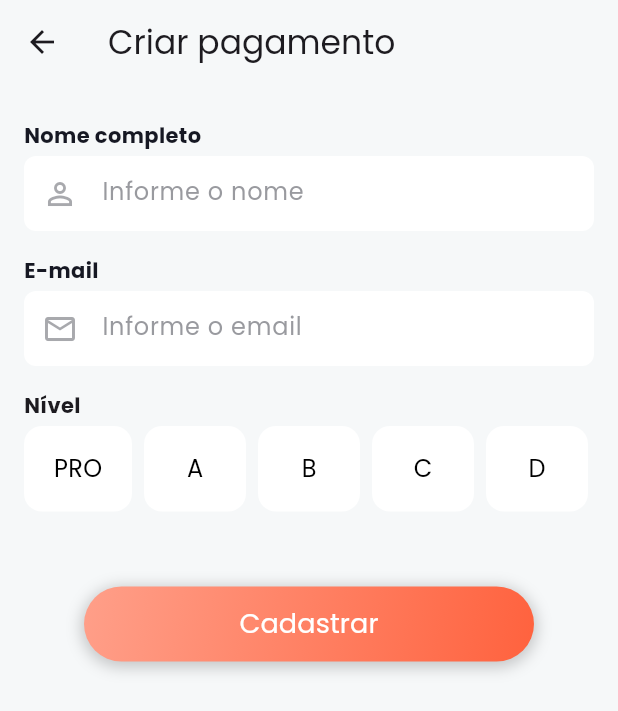
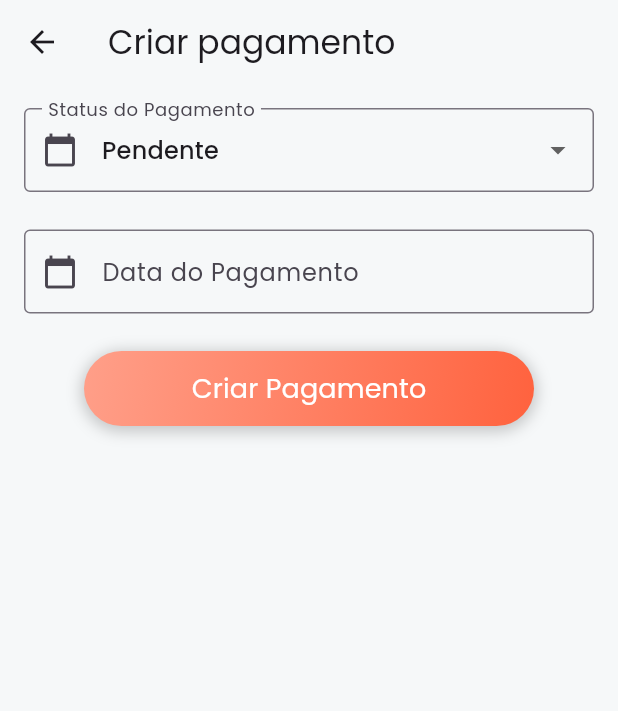
Before and after one commit to LuizAbudi/beach-tennis-student-manager-frontend, a Flutter app: the UserItemDetailsView screen opened directly with empty values, after a tap on "Pagamento", on a phone screen of 412 x 824 dp. Shown: the top 711 px of the screen. Run offline on Flutter 3.47's test engine with Material 3 defaults, Android fonts, the phone set to English and light mode, and no system bars; our stand-ins replace flutter_dotenv, google_fonts, jwt_decoder, localstorage; accounts and stored records are empty; generated files the repository leaves out were written again; network calls fail.

Commit message:
criação de pagamentos feita

```diff
--- a/lib/src/controllers/user_controller.dart
+++ b/lib/src/controllers/user_controller.dart
@@ -77,7 +77,6 @@ class UserController implements IUserController {
       final responseData = jsonDecode(response.body);
 
       final token = responseData['access_token'];
-
       return token;
     } else {
       final responseData = jsonDecode(response.body);
--- a/lib/src/payment/payment_form.dart
+++ b/lib/src/payment/payment_form.dart
@@ -2,119 +2,123 @@ import 'package:flutter/material.dart';
 import 'package:flutter/services.dart';
 import 'package:jwt_decoder/jwt_decoder.dart';
 import 'package:localstorage/localstorage.dart';
-import 'package:mobile/src/controllers/user_controller.dart';
 import 'package:mobile/src/models/user_model.dart';
 import 'package:mobile/src/pages/home.dart';
 import 'package:mobile/src/services/http_client.dart';
-import 'package:mobile/src/stores/user_stores.dart';
 import 'package:mobile/src/widgets/custom_button.dart';
 import 'package:mobile/src/widgets/custom_input.dart';
 import 'package:mobile/src/widgets/custom_text.dart';
 import 'package:mobile/src/widgets/level_selector.dart';
 
+import '../controllers/payment_controller.dart';
+import '../stores/payment_stores.dart';
+
 class PaymentForm extends StatefulWidget {
   final int? studentId;
 
-  const PaymentForm({super.key, this.studentId});
+  const PaymentForm({super.key, required this.studentId});
 
   @override
   State<PaymentForm> createState() => _PaymentFormState();
 }
 
 class _PaymentFormState extends State<PaymentForm> {
-  final UserStore store = UserStore(
-    controller: UserController(
+  final PaymentStore paymentStore = PaymentStore(
+    controller: PaymentController(
       client: HttpClient(),
     ),
   );
 
-  late TextEditingController emailController;
-  late TextEditingController nameController;
-  late TextEditingController levelController;
+  late TextEditingController paymentStatusController;
+  late TextEditingController paymentDateController;
+  String SelectedPaymentStatus = "pending";
 
   UserModel? loggedUserModel;
   final loggedUser = localStorage.getItem('token');
 
   @override
   void initState() {
-    emailController = TextEditingController();
-    nameController = TextEditingController();
-    levelController = TextEditingController();
-
-    if (widget.studentId != null) {
-      _loadUser();
-    }
-
-    if (loggedUser != null) {
-      final Map<String, dynamic> decodedToken = JwtDecoder.decode(loggedUser!);
-      print(decodedToken);
-      loggedUserModel = UserModel(
-        id: decodedToken['id'],
-        name: decodedToken['name'],
-        email: decodedToken['email'],
-        teacherId: decodedToken['teacherId'],
-      );
-    }
-
+    paymentStatusController = TextEditingController();
+    paymentDateController = TextEditingController();
     super.initState();
   }
 
   @override
   void dispose() {
-    emailController.dispose();
-    nameController.dispose();
-    levelController.dispose();
-
+    paymentStatusController.dispose();
+    paymentDateController.dispose();
     super.dispose();
   }
 
-  void _onSubmitStudent() async {
-    final email = emailController.text;
-    final name = nameController.text;
-    final level = levelController.text;
+  // void _onSubmitStudent() async {
+  //   final email = emailController.text;
+  //   final name = nameController.text;
+  //   final level = levelController.text;
+  //
+  //   if (email.isEmpty || name.isEmpty || level.isEmpty) {
+  //     ScaffoldMessenger.of(context).showSnackBar(
+  //       const SnackBar(
+  //         content: Text('Por favor, preencha o formulário.'),
+  //         backgroundColor: Colors.red,
+  //       ),
+  //     );
+  //
+  //     return;
+  //   }
+  //
+  //   final newStudent = widget.studentId != null
+  //       ? UserModel(
+  //           id: widget.studentId,
+  //           email: email,
+  //           level: level,
+  //           name: name,
+  //         )
+  //       : UserModel(
+  //           level: level,
+  //           email: email,
+  //           name: name,
+  //           userType: "student",
+  //           password: "1234abc",
+  //           teacherId: loggedUserModel?.teacherId,
+  //         );
+  //
+  //   if (widget.studentId != null) {
+  //     await store.updateUser(newStudent);
+  //   } else {
+  //     await store.createStudent(newStudent);
+  //     if (store.isSuccess.value && mounted) {
+  //       _showSuccessModal(context);
+  //     }
+  //   }
+  // }
 
-    if (email.isEmpty || name.isEmpty || level.isEmpty) {
+  // Future<void> _loadUser() async {
+  //   final student = await store.getUserById(widget.studentId!);
+  //   setState(() {
+  //     emailController.text = student?.user.email ?? "";
+  //     nameController.text = student?.user.name ?? "";
+  //   });
+  // }
+
+  void _handleCreatePayment() async {
+    await paymentStore.CreatePayment(
+        widget.studentId!, paymentDateController.text, SelectedPaymentStatus);
+    if (mounted && paymentStore.error.value.isNotEmpty) {
       ScaffoldMessenger.of(context).showSnackBar(
-        const SnackBar(
-          content: Text('Por favor, preencha o formulário.'),
+        SnackBar(
+          content: Text(paymentStore.error.value),
           backgroundColor: Colors.red,
         ),
       );
-
-      return;
     }
-
-    final newStudent = widget.studentId != null
-        ? UserModel(
-            id: widget.studentId,
-            email: email,
-            level: level,
-            name: name,
-          )
-        : UserModel(
-            level: level,
-            email: email,
-            name: name,
-            userType: "student",
-            password: "1234abc",
-            teacherId: loggedUserModel?.teacherId,
-          );
-
-    if (widget.studentId != null) {
-      await store.updateUser(newStudent);
-    } else {
-      await store.createStudent(newStudent);
-      if (store.isSuccess.value && mounted) {
-        _showSuccessModal(context);
-      }
-    }
-  }
-
-  Future<void> _loadUser() async {
-    final student = await store.getUserById(widget.studentId!);
+    ScaffoldMessenger.of(context).showSnackBar(
+      const SnackBar(
+        content: Text("Pagamento Criado com sucesso"),
+        backgroundColor: Colors.green,
+      ),
+    );
     setState(() {
-      emailController.text = student?.user.email ?? "";
-      nameController.text = student?.user.name ?? "";
+      paymentStore.getStudentPayments(widget.studentId!);
     });
   }
 
@@ -199,8 +203,7 @@ class _PaymentFormState extends State<PaymentForm> {
   @override
   Widget build(BuildContext context) {
     return AnimatedBuilder(
-      animation:
-          Listenable.merge([store.isLoading, store.isSuccess, store.error]),
+      animation: Listenable.merge([paymentStore.isLoading]),
       builder: (context, child) {
         return Scaffold(
           backgroundColor: const Color.fromRGBO(246, 248, 249, 1),
@@ -214,30 +217,46 @@ class _PaymentFormState extends State<PaymentForm> {
               padding: const EdgeInsets.all(16.0),
               child: Column(
                 children: [
-                  CustomInput(
-                    placeholder: "Informe o nome",
-                    controller: nameController,
-                    prefixIcon: Icons.person_outline,
-                    label: "Nome completo",
+                  DropdownButtonFormField<String>(
+                    value: SelectedPaymentStatus,
+                    decoration: const InputDecoration(
+                      labelText: 'Status do Pagamento',
+                      prefixIcon: Icon(Icons.calendar_today),
+                      border: OutlineInputBorder(),
+                    ),
+                    items: const [
+                      DropdownMenuItem(
+                          value: "pending", child: Text('Pendente')),
+                      DropdownMenuItem(value: "paid", child: Text('Pago')),
+                      DropdownMenuItem(
+                          value: "expired", child: Text('Vencido')),
+                    ],
+                    onChanged: (value) {
+                      setState(() {
+                        SelectedPaymentStatus = value!;
+                      });
+                    },
+                    hint: const Text('Selecione o dia da semana'),
                   ),
-                  CustomInput(
-                    placeholder: "Informe o email",
-                    controller: emailController,
-                    prefixIcon: Icons.email_outlined,
-                    label: "E-mail",
+                  const SizedBox(height: 25),
+                  TextField(
+                    controller: paymentDateController,
+                    decoration: InputDecoration(
+                      labelText: 'Data do Pagamento',
+                      prefixIcon: const Icon(Icons.calendar_today),
+                      border: const OutlineInputBorder(),
+                    ),
+                    readOnly: true,
+                    onTap: _selectDate,
                   ),
-                  const SizedBox(height: 8),
-                  LevelSelector(
-                    levels: const ['PRO', 'A', 'B', 'C', 'D'],
-                    onSelectedLevelChanged: (selectedLevel) {
-                      levelController.text = selectedLevel;
-                    },
-                  ),
-                  const SizedBox(height: 50),
+                  const SizedBox(height: 25),
                   CustomButton(
-                    text: "Cadastrar",
-                    onPressed: _onSubmitStudent,
-                    isLoading: store.isLoading.value,
+                    text: "Criar Pagamento",
+                    onPressed: () {
+                      print(
+                          "Criar Pagamento: ${widget.studentId} - $SelectedPaymentStatus - ${paymentDateController.text}");
+                      _handleCreatePayment();
+                    }, //store.isLoading.value
                     width: 300,
                   ),
                 ],
@@ -248,4 +267,18 @@ class _PaymentFormState extends State<PaymentForm> {
       },
     );
   }
+
+  Future<void> _selectDate() async {
+    DateTime? _picked = await showDatePicker(
+        context: context,
+        initialDate: DateTime.now(),
+        firstDate: DateTime(2000),
+        lastDate: DateTime(2025));
+
+    if (_picked != null) {
+      setState(() {
+        paymentDateController.text = _picked.toString().split(" ")[0];
+      });
+    }
+  }
 }
--- a/lib/src/services/http_client.dart
+++ b/lib/src/services/http_client.dart
@@ -34,6 +34,7 @@ class HttpClient implements IHttpClient {
 
   @override
   Future post({required String url, required dynamic body}) async {
+    print("to no post");
     return await client.post(
       Uri.parse(baseUrl + url),
       body: jsonEncode(body),
--- a/lib/src/stores/payment_stores.dart
+++ b/lib/src/stores/payment_stores.dart
@@ -3,7 +3,7 @@ import 'package:mobile/src/controllers/payment_controller.dart';
 import 'package:mobile/src/models/payment_model.dart';
 
 class PaymentStore {
-  final IPaymentController controller;
+  final PaymentController controller;
 
   final ValueNotifier<bool> isLoading = ValueNotifier<bool>(false);
 
@@ -14,12 +14,15 @@ class PaymentStore {
 
   PaymentStore({required this.controller});
 
-  Future<void>CreatePayment(int id) async {
+  Future<void> CreatePayment(int id, String date, String status) async {
     isLoading.value = true;
     error.value = "";
-
     try {
-      final result = await controller.createPayment;
+      final result = await controller.createPayment(id, date, status);
+    } catch (e) {
+      if (kDebugMode) {
+        print('error: $e');
+      }
     }
   }
 
--- a/lib/src/students/student_details_view.dart
+++ b/lib/src/students/student_details_view.dart
@@ -1,4 +1,5 @@
 import 'package:flutter/material.dart';
+import 'package:intl/intl.dart';
 import 'package:mobile/src/controllers/payment_controller.dart';
 import 'package:mobile/src/controllers/user_controller.dart';
 import 'package:mobile/src/models/student_model.dart';
@@ -29,6 +30,28 @@ class _UserItemDetailsViewState extends State<UserItemDetailsView> {
       client: HttpClient(),
     ),
   );
+  //
+  // void _handleCreatePayment() async {
+  //   await paymentStore.CreatePayment(widget.student.id!);
+  //   if (mounted && paymentStore.error.value.isNotEmpty) {
+  //     ScaffoldMessenger.of(context).showSnackBar(
+  //       SnackBar(
+  //         content: Text(paymentStore.error.value),
+  //         backgroundColor: Colors.red,
+  //       ),
+  //     );
+  //   }
+  //   ScaffoldMessenger.of(context).showSnackBar(
+  //     const SnackBar(
+  //       content: Text("Pagamento Criado com sucesso"),
+  //       backgroundColor: Colors.green,
+  //     ),
+  //   );
+  //   setState(() {
+  //     paymentStore.getStudentPayments(widget.student.id!);
+  //   });
+  // }
+  // _handleCreatePayment();
 
   void _handleDeleteStudent() async {
     await store.deleteUser(widget.student.id!);
@@ -45,6 +68,19 @@ class _UserItemDetailsViewState extends State<UserItemDetailsView> {
     if (mounted && store.error.value.isEmpty) {
       Navigator.pop(context);
     }
+  }
+
+  String returnStatusTranslated(String status) {
+    if (status == "paid") {
+      return "Pago";
+    }
+    if (status == "pending") {
+      return "Pendente";
+    }
+    if (status == "expired") {
+      return "Expirado";
+    }
+    return "Não disponível";
   }
 
   @override
@@ -126,7 +162,7 @@ class _UserItemDetailsViewState extends State<UserItemDetailsView> {
                       context,
                       MaterialPageRoute(
                         builder: (context) => PaymentForm(
-                          studentId: widget.student.id,
+                          studentId: widget.student.id!,
                         ),
                       ),
                     );
@@ -221,11 +257,11 @@ class _UserItemDetailsViewState extends State<UserItemDetailsView> {
                       ),
                     ),
                     title: Text(
-                      "Data: ${payment.paymentDate}",
+                      "Data: ${DateFormat('dd/MM/yyyy').format(DateTime.parse(payment.paymentDate!))}",
                       style: const TextStyle(fontWeight: FontWeight.bold),
                     ),
                     subtitle: Text(
-                      "Status: ${payment.paymentStatus == "paid" ? "Pago" : "Pendente"}",
+                      "Status: ${returnStatusTranslated(payment.paymentStatus!)}",
                     ),
                     trailing: Icon(
                       payment.paymentStatus == "paid"
```
Also changed, not shown: lib/src/controllers/payment_controller.dart (+15 -6 lines), 1 other file.
